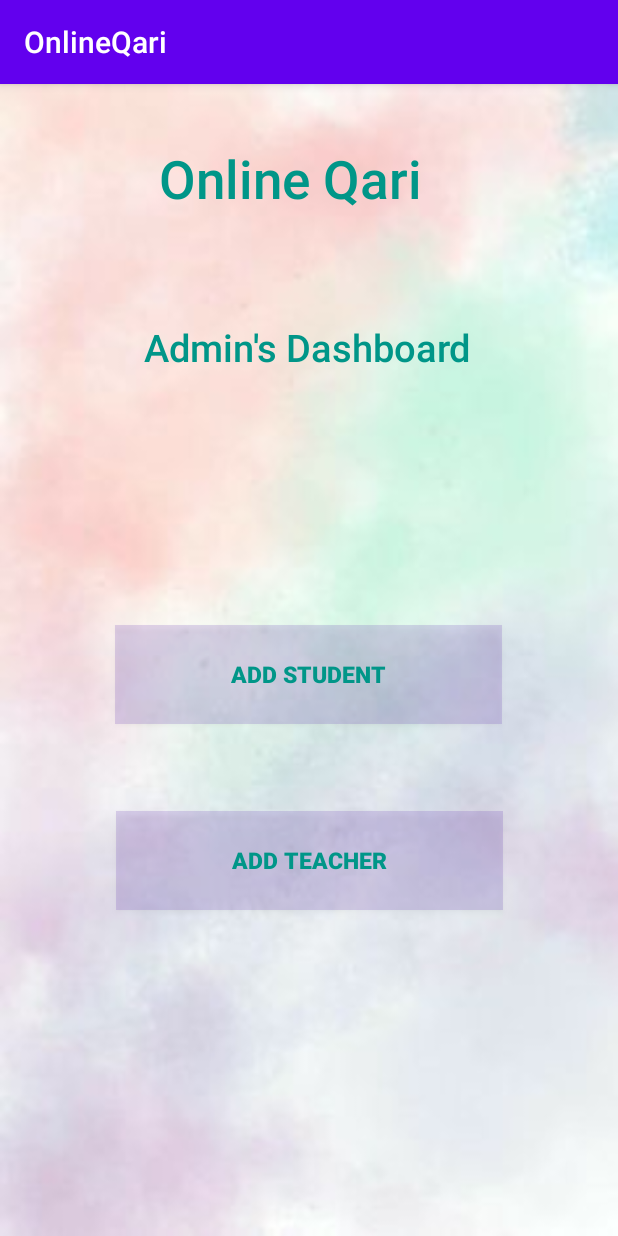
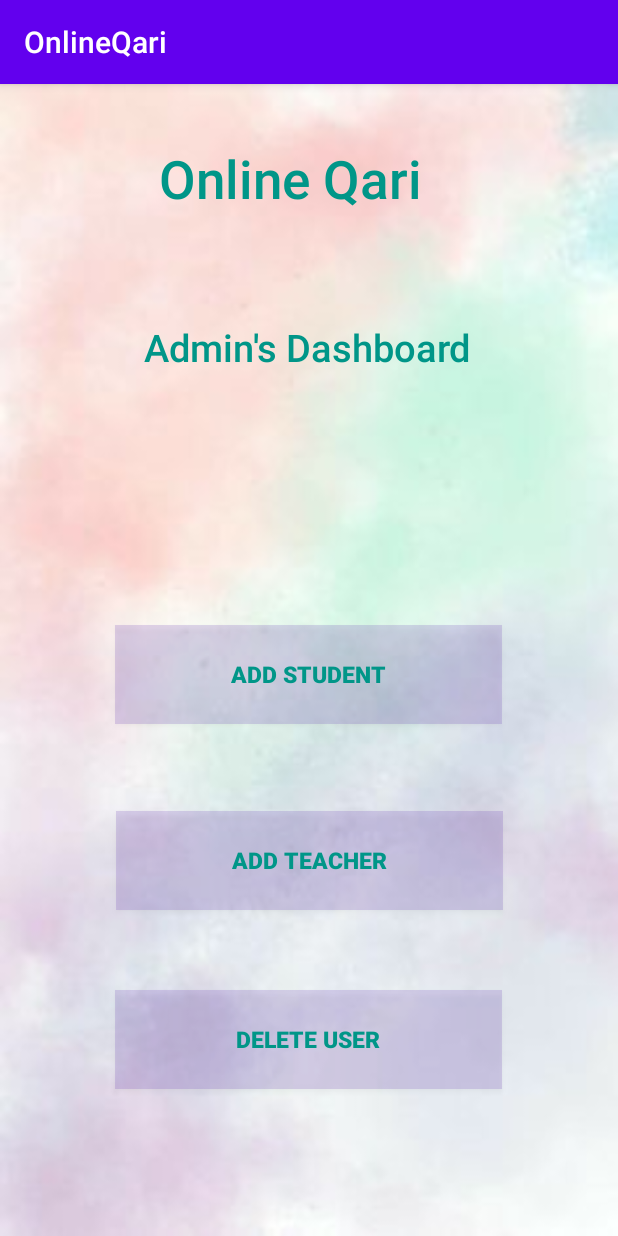
Before and after one commit to arbaz07/OnlineQari, an Android app: the AdminDashbord screen opened directly, with no data from a screen before it, on a phone screen of 412 x 824 dp. Run offline under Robolectric (Android 15) with nearby library versions, the phone set to English and light mode, and no system bars; Roboto replaces fonts that are not available here.

Commit message:
Initial Commit

```diff
--- a/app/src/main/AndroidManifest.xml
+++ b/app/src/main/AndroidManifest.xml
@@ -33,7 +33,8 @@
         android:roundIcon="@mipmap/ic_launcher_round"
         android:supportsRtl="true"
         android:theme="@style/AppTheme">
-        <activity android:name=".addT"></activity>
+        <activity android:name=".delU"></activity>
+        <activity android:name=".addT" />
         <activity android:name=".addS" />
         <activity android:name=".AdminDashbord" />
         <activity android:name=".stR" />
--- a/app/src/main/java/com/example/onlineqari/AdminDashbord.java
+++ b/app/src/main/java/com/example/onlineqari/AdminDashbord.java
@@ -12,6 +12,7 @@ public class AdminDashbord extends AppCompatActivity {
     protected void onCreate(Bundle savedInstanceState) {
         super.onCreate(savedInstanceState);
         setContentView(R.layout.activity_admin_dashbord);
+
     }
 
     public void sAddBtn(View view){
@@ -22,4 +23,9 @@ public class AdminDashbord extends AppCompatActivity {
         Intent intent = new Intent(this, addT.class);
         startActivity(intent);
     }
+
+    public void uDelA(View view){
+        Intent intent = new Intent(this, delU.class);
+        startActivity(intent);
+    }
 }
--- a/app/src/main/java/com/example/onlineqari/addT.java
+++ b/app/src/main/java/com/example/onlineqari/addT.java
@@ -32,7 +32,7 @@ public class addT extends AppCompatActivity {
     TextView tSignin;
     ProgressBar progressBar;
     FirebaseAuth fAuth;
-    FirebaseFirestore fstore;
+    FirebaseFirestore aTstore;
     String userId;
 
     @Override
@@ -50,7 +50,7 @@ public class addT extends AppCompatActivity {
         tEducation = findViewById(R.id.teacherEducationR);
 
         fAuth = FirebaseAuth.getInstance();
-        fstore = FirebaseFirestore.getInstance();
+        aTstore = FirebaseFirestore.getInstance();
 
         tSignupBtn.setOnClickListener(new View.OnClickListener() {
             @Override
@@ -146,7 +146,7 @@ public class addT extends AppCompatActivity {
 
                             // FireStore !!!!
                             userId = fAuth.getCurrentUser().getUid();
-                            DocumentReference documentReference = fstore.collection("users").document(userId);
+                            DocumentReference documentReference = aTstore.collection("users").document(userId);
                             Map<String, Object> user = new HashMap<>();
                             user.put("Full Name", name);
                             user.put("Email", email);
--- a/app/src/main/res/layout/activity_admin_dashbord.xml
+++ b/app/src/main/res/layout/activity_admin_dashbord.xml
@@ -77,4 +77,23 @@
         app:layout_constraintTop_toTopOf="parent"
         app:layout_constraintVertical_bias="0.69" />
 
+    <Button
+        android:id="@+id/uDelAdmin"
+        android:layout_width="258dp"
+        android:layout_height="66dp"
+        android:background="#31673AB7"
+        android:fontFamily="sans-serif-medium"
+        android:onClick="uDelA"
+        android:text="Delete User"
+        android:textAlignment="center"
+        android:textColor="#009688"
+        android:textSize="15sp"
+        android:textStyle="bold"
+        app:layout_constraintBottom_toBottomOf="parent"
+        app:layout_constraintEnd_toEndOf="parent"
+        app:layout_constraintHorizontal_bias="0.496"
+        app:layout_constraintStart_toStartOf="parent"
+        app:layout_constraintTop_toTopOf="parent"
+        app:layout_constraintVertical_bias="0.86" />
+
 </androidx.constraintlayout.widget.ConstraintLayout>
```
Also changed, not shown: app/src/main/java/com/example/onlineqari/addS.java (+4 -4 lines).
